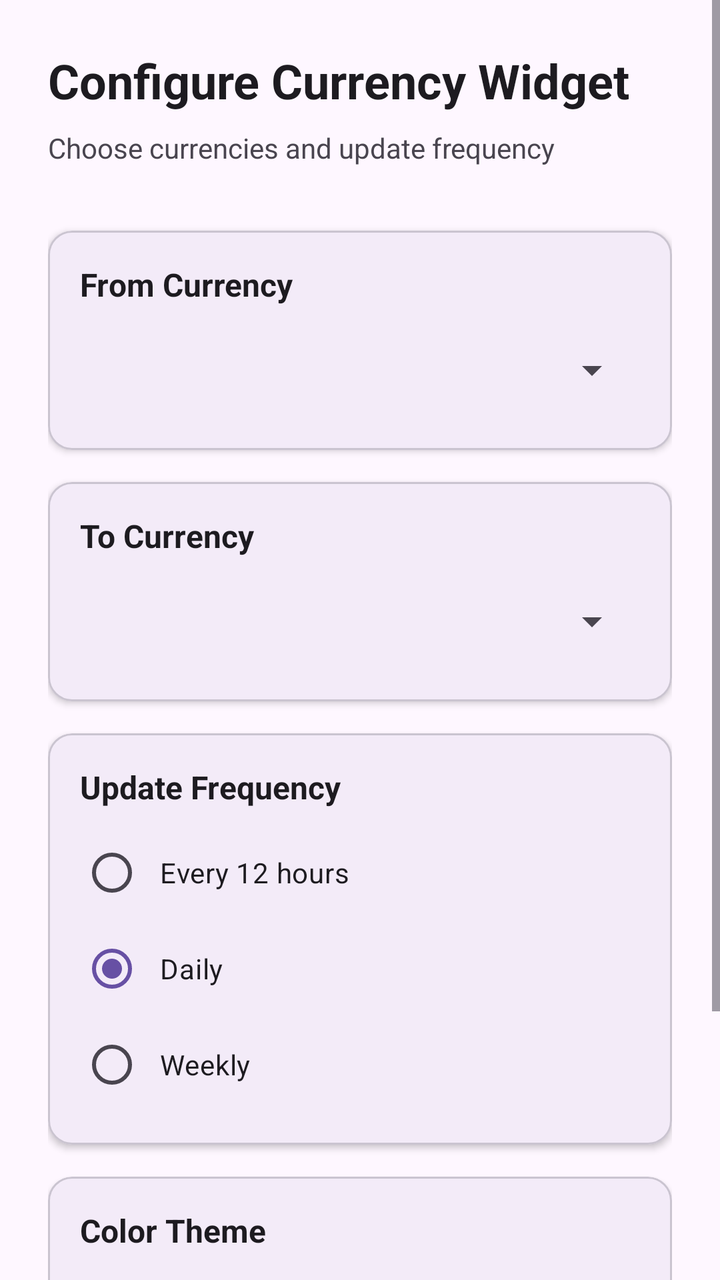
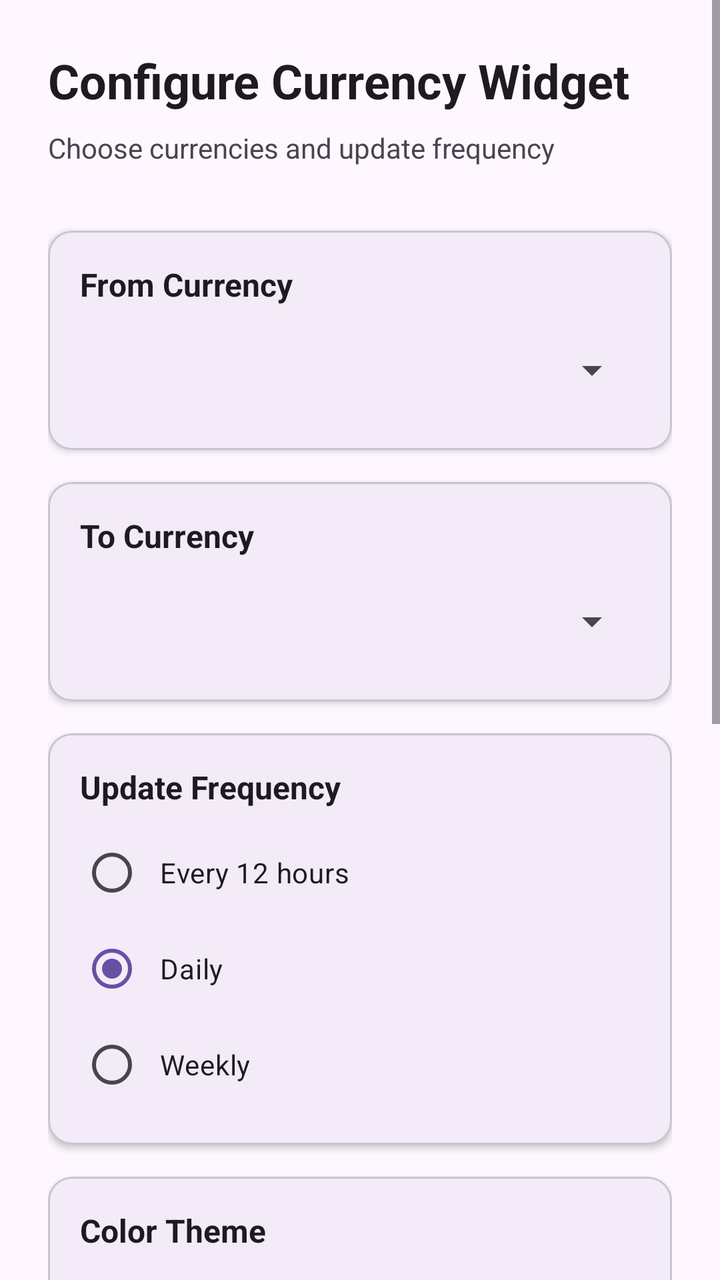

Two renders of the same Android screen: before a commit and after it. Below are the layout's source before the change and the commit's diff.
<!-- AndroidManifest.xml: activity theme Theme.CurrencyConverterWidget -->
<!-- res/layout/activity_widget_configuration.xml -->
<?xml version="1.0" encoding="utf-8"?>
<ScrollView xmlns:android="http://schemas.android.com/apk/res/android"
    xmlns:app="http://schemas.android.com/apk/res-auto"
    android:layout_width="match_parent"
    android:layout_height="match_parent"
    android:fillViewport="true">

    <androidx.constraintlayout.widget.ConstraintLayout
        android:layout_width="match_parent"
        android:layout_height="wrap_content"
        android:padding="24dp">

        <TextView
            android:id="@+id/titleText"
            android:layout_width="0dp"
            android:layout_height="wrap_content"
            android:text="Configure Currency Widget"
            android:textSize="24sp"
            android:textStyle="bold"
            android:textColor="?android:attr/textColorPrimary"
            app:layout_constraintEnd_toEndOf="parent"
            app:layout_constraintStart_toStartOf="parent"
            app:layout_constraintTop_toTopOf="parent" />

        <TextView
            android:id="@+id/subtitleText"
            android:layout_width="0dp"
            android:layout_height="wrap_content"
            android:layout_marginTop="8dp"
            android:text="Choose currencies and update frequency"
            android:textSize="14sp"
            android:textColor="?android:attr/textColorSecondary"
            app:layout_constraintEnd_toEndOf="parent"
            app:layout_constraintStart_toStartOf="parent"
            app:layout_constraintTop_toBottomOf="@id/titleText" />

        
        <com.google.android.material.card.MaterialCardView
            android:id="@+id/sourceCurrencyCard"
            android:layout_width="0dp"
            android:layout_height="wrap_content"
            android:layout_marginTop="32dp"
            app:cardElevation="2dp"
            app:cardCornerRadius="12dp"
            app:layout_constraintEnd_toEndOf="parent"
            app:layout_constraintStart_toStartOf="parent"
            app:layout_constraintTop_toBottomOf="@id/subtitleText">

            <LinearLayout
                android:layout_width="match_parent"
                android:layout_height="wrap_content"
                android:orientation="vertical"
                android:padding="16dp">

                <TextView
                    android:layout_width="wrap_content"
                    android:layout_height="wrap_content"
                    android:text="From Currency"
                    android:textSize="16sp"
                    android:textStyle="bold"
                    android:textColor="?android:attr/textColorPrimary" />

                <Spinner
                    android:id="@+id/sourceCurrencySpinner"
                    android:layout_width="match_parent"
                    android:layout_height="48dp"
                    android:layout_marginTop="8dp"
                    android:spinnerMode="dropdown" />
            </LinearLayout>
        </com.google.android.material.card.MaterialCardView>

        
        <com.google.android.material.card.MaterialCardView
            android:id="@+id/targetCurrencyCard"
            android:layout_width="0dp"
            android:layout_height="wrap_content"
            android:layout_marginTop="16dp"
            app:cardElevation="2dp"
            app:cardCornerRadius="12dp"
            app:layout_constraintEnd_toEndOf="parent"
            app:layout_constraintStart_toStartOf="parent"
            app:layout_constraintTop_toBottomOf="@id/sourceCurrencyCard">

            <LinearLayout
                android:layout_width="match_parent"
                android:layout_height="wrap_content"
                android:orientation="vertical"
                android:padding="16dp">

                <TextView
                    android:layout_width="wrap_content"
                    android:layout_height="wrap_content"
                    android:text="To Currency"
                    android:textSize="16sp"
                    android:textStyle="bold"
                    android:textColor="?android:attr/textColorPrimary" />

                <Spinner
                    android:id="@+id/targetCurrencySpinner"
                    android:layout_width="match_parent"
                    android:layout_height="48dp"
                    android:layout_marginTop="8dp"
                    android:spinnerMode="dropdown" />
            </LinearLayout>
        </com.google.android.material.card.MaterialCardView>

        
        <com.google.android.material.card.MaterialCardView
            android:id="@+id/updateFrequencyCard"
            android:layout_width="0dp"
            android:layout_height="wrap_content"
            android:layout_marginTop="16dp"
            app:cardElevation="2dp"
            app:cardCornerRadius="12dp"
            app:layout_constraintEnd_toEndOf="parent"
            app:layout_constraintStart_toStartOf="parent"
            app:layout_constraintTop_toBottomOf="@id/targetCurrencyCard">

            <LinearLayout
                android:layout_width="match_parent"
                android:layout_height="wrap_content"
                android:orientation="vertical"
                android:padding="16dp">

                <TextView
                    android:layout_width="wrap_content"
                    android:layout_height="wrap_content"
                    android:text="Update Frequency"
                    android:textSize="16sp"
                    android:textStyle="bold"
                    android:textColor="?android:attr/textColorPrimary" />

                <RadioGroup
                    android:id="@+id/updateFrequencyRadioGroup"
                    android:layout_width="match_parent"
                    android:layout_height="wrap_content"
                    android:layout_marginTop="8dp">

                    <RadioButton
                        android:id="@+id/radio12Hours"
                        android:layout_width="match_parent"
                        android:layout_height="wrap_content"
                        android:text="Every 12 hours"
                        android:textSize="14sp"
                        android:padding="8dp" />

                    <RadioButton
                        android:id="@+id/radioDaily"
                        android:layout_width="match_parent"
                        android:layout_height="wrap_content"
                        android:text="Daily"
                        android:textSize="14sp"
                        android:padding="8dp"
                        android:checked="true" />

                    <RadioButton
                        android:id="@+id/radioWeekly"
                        android:layout_width="match_parent"
                        android:layout_height="wrap_content"
                        android:text="Weekly"
                        android:textSize="14sp"
                        android:padding="8dp" />
                </RadioGroup>
            </LinearLayout>
        </com.google.android.material.card.MaterialCardView>

        
        <com.google.android.material.card.MaterialCardView
            android:id="@+id/themeCard"
            android:layout_width="0dp"
            android:layout_height="wrap_content"
            android:layout_marginTop="16dp"
            app:cardElevation="2dp"
            app:cardCornerRadius="12dp"
            app:layout_constraintEnd_toEndOf="parent"
            app:layout_constraintStart_toStartOf="parent"
            app:layout_constraintTop_toBottomOf="@id/updateFrequencyCard">

            <LinearLayout
                android:layout_width="match_parent"
                android:layout_height="wrap_content"
                android:orientation="vertical"
                android:padding="16dp">

                <TextView
                    android:layout_width="wrap_content"
                    android:layout_height="wrap_content"
                    android:text="Color Theme"
                    android:textSize="16sp"
                    android:textStyle="bold"
                    android:textColor="?android:attr/textColorPrimary" />

                <Spinner
                    android:id="@+id/themeSpinner"
                    android:layout_width="match_parent"
                    android:layout_height="48dp"
                    android:layout_marginTop="8dp"
                    android:spinnerMode="dropdown" />
            </LinearLayout>
        </com.google.android.material.card.MaterialCardView>

        
        <com.google.android.material.button.MaterialButton
            android:id="@+id/addWidgetButton"
            android:layout_width="0dp"
            android:layout_height="56dp"
            android:layout_marginTop="32dp"
            android:text="Add Widget"
            android:textSize="16sp"
            android:textStyle="bold"
            app:cornerRadius="12dp"
            app:layout_constraintEnd_toEndOf="parent"
            app:layout_constraintStart_toStartOf="parent"
            app:layout_constraintTop_toBottomOf="@id/themeCard" />

        <ProgressBar
            android:id="@+id/progressBar"
            android:layout_width="wrap_content"
            android:layout_height="wrap_content"
            android:visibility="gone"
            app:layout_constraintBottom_toBottomOf="@id/addWidgetButton"
            app:layout_constraintEnd_toEndOf="@id/addWidgetButton"
            app:layout_constraintStart_toStartOf="@id/addWidgetButton"
            app:layout_constraintTop_toTopOf="@id/addWidgetButton" />

    </androidx.constraintlayout.widget.ConstraintLayout>
</ScrollView>
<!-- resources referenced by this layout -->
<resources>
  <style name="Theme.CurrencyConverterWidget" parent="Base.Theme.CurrencyConverterWidget" />
  <style name="Base.Theme.CurrencyConverterWidget" parent="Theme.Material3.DayNight.NoActionBar">
          
          
      </style>
</resources>

<!-- the commit's change to res/layout/activity_widget_configuration.xml (unified diff, before → after) -->
@@ -200,6 +200,120 @@
         </com.google.android.material.card.MaterialCardView>
 
         
+        <com.google.android.material.card.MaterialCardView
+            android:id="@+id/transparencyCard"
+            android:layout_width="0dp"
+            android:layout_height="wrap_content"
+            android:layout_marginTop="16dp"
+            app:cardElevation="2dp"
+            app:cardCornerRadius="12dp"
+            app:layout_constraintEnd_toEndOf="parent"
+            app:layout_constraintStart_toStartOf="parent"
+            app:layout_constraintTop_toBottomOf="@id/themeCard">
+
+            <LinearLayout
+                android:layout_width="match_parent"
+                android:layout_height="wrap_content"
+                android:orientation="vertical"
+                android:padding="16dp">
+
+                <LinearLayout
+                    android:layout_width="match_parent"
+                    android:layout_height="wrap_content"
+                    android:orientation="horizontal"
+                    android:gravity="center_vertical">
+
+                    <TextView
+                        android:layout_width="0dp"
+                        android:layout_height="wrap_content"
+                        android:layout_weight="1"
+                        android:text="Background Transparency"
+                        android:textSize="16sp"
+                        android:textStyle="bold"
+                        android:textColor="?android:attr/textColorPrimary" />
+
+                    <TextView
+                        android:id="@+id/opacityValueText"
+                        android:layout_width="wrap_content"
+                        android:layout_height="wrap_content"
+                        android:text="0%"
+                        android:textSize="14sp"
+                        android:textColor="?android:attr/textColorSecondary" />
+                </LinearLayout>
+
+                <SeekBar
+                    android:id="@+id/seekBarOpacity"
+                    android:layout_width="match_parent"
+                    android:layout_height="wrap_content"
+                    android:layout_marginTop="12dp"
+                    android:max="100"
+                    android:progress="0" />
+
+                
+                <TextView
+                    android:layout_width="wrap_content"
+                    android:layout_height="wrap_content"
+                    android:layout_marginTop="16dp"
+                    android:layout_marginBottom="8dp"
+                    android:text="Preview"
+                    android:textSize="13sp"
+                    android:textColor="?android:attr/textColorSecondary" />
+
+                <FrameLayout
+                    android:id="@+id/previewContainer"
+                    android:layout_width="match_parent"
+                    android:layout_height="180dp"
+                    android:padding="20dp">
+
+                    <LinearLayout
+                        android:id="@+id/widgetPreview"
+                        android:layout_width="140dp"
+                        android:layout_height="140dp"
+                        android:layout_gravity="center"
+                        android:orientation="vertical"
+                        android:padding="10dp"
+                        android:gravity="center">
+
+                        <TextView
+                            android:id="@+id/previewSourceLabel"
+                            android:layout_width="wrap_content"
+                            android:layout_height="wrap_content"
+                            android:text="USD"
+                            android:textSize="11sp"
+                            android:textStyle="bold" />
+
+                        <TextView
+                            android:id="@+id/previewInputDisplay"
+                            android:layout_width="wrap_content"
+                            android:layout_height="wrap_content"
+                            android:text="1.00"
+                            android:textSize="18sp"
+                            android:textStyle="bold" />
+
+                        <TextView
+                            android:id="@+id/previewTargetLabel"
+                            android:layout_width="wrap_content"
+                            android:layout_height="wrap_content"
+                            android:layout_marginTop="4dp"
+                            android:text="EUR"
+                            android:textSize="11sp"
+                            android:textStyle="bold" />
+
+                        <TextView
+                            android:id="@+id/previewOutputDisplay"
+                            android:layout_width="wrap_content"
+                            android:layout_height="wrap_content"
+                            android:text="0.92"
+                            android:textSize="18sp"
+                            android:textStyle="bold" />
+
+                    </LinearLayout>
+                </FrameLayout>
+
+            </LinearLayout>
+        </com.google.android.material.card.MaterialCardView>
+
+        
         <com.google.android.material.button.MaterialButton
             android:id="@+id/addWidgetButton"
             android:layout_width="0dp"
@@ -211,7 +325,7 @@
             app:cornerRadius="12dp"
             app:layout_constraintEnd_toEndOf="parent"
             app:layout_constraintStart_toStartOf="parent"
-            app:layout_constraintTop_toBottomOf="@id/themeCard" />
+            app:layout_constraintTop_toBottomOf="@id/transparencyCard" />
 
         <ProgressBar
             android:id="@+id/progressBar"
